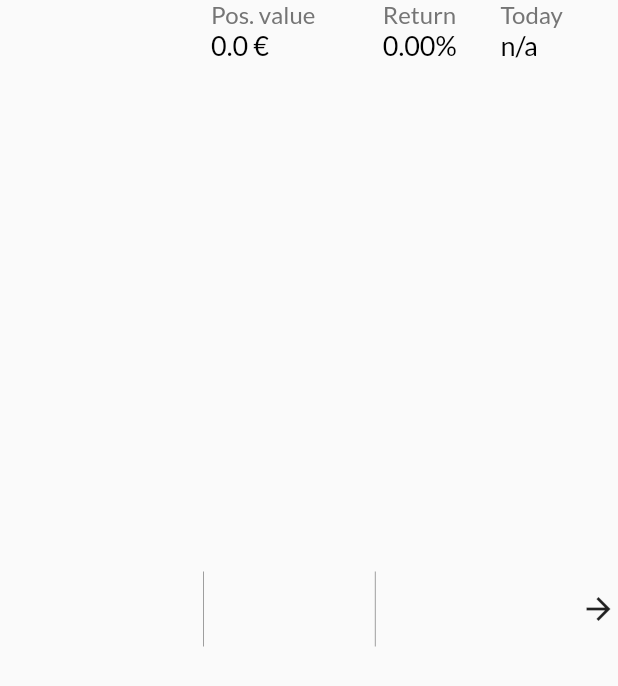
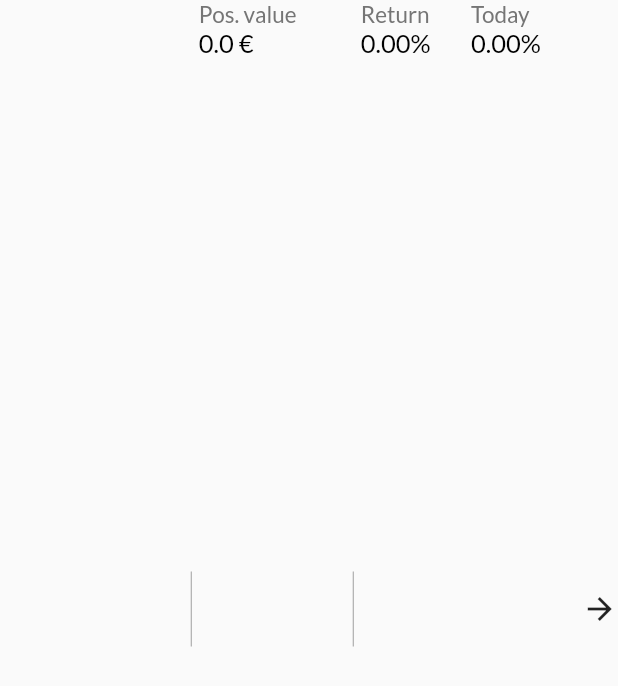
Before and after one commit to janevala/fa_bank, a Flutter app: the InvestmentItem widget shown alone on an empty page, opened directly with empty values, on a phone screen of 412 x 824 dp. Shown: the top 686 px of the screen. Run offline on Flutter 3.47's test engine with Material 2 defaults, Android fonts, the light colour scheme and no system bars; our stand-ins replace bloc, charts_flutter, dio, flutter_bloc, get_it, google_fonts and 2 more; accounts and stored records are empty; generated files the repository leaves out were written again.

Commit message:
last tuning before demo

```diff
--- a/lib/ui/investment_item.dart
+++ b/lib/ui/investment_item.dart
@@ -73,15 +73,17 @@ class InvestmentItem extends StatelessWidget {
               ),
             ),
             Expanded(
-                flex: 2,
+                flex: 3,
                 child: Column(
                   children: <Widget>[
                     _buildWidgetBodyText2(context, 'Today'),
-                    _buildWidgetHeadline6(context, 'n/a', Colors.black),
+                    _buildWidgetHeadline6(
+                        context,
+                        investment.changePercent.toStringAsFixed(2) + '%',
+                        Utils.getColor(investment.changePercent)),
                   ],
                 )),
             Expanded(
-              flex: 1,
               child: iconForwardPlatform,
             )
           ])
@@ -95,7 +97,7 @@ class InvestmentItem extends StatelessWidget {
         child: Text(
           text,
           style: Theme.of(context).textTheme.headline6.merge(
-                TextStyle(fontSize: 18, color: color),
+                TextStyle(fontSize: 17, color: color),
               ),
         ));
   }
@@ -106,7 +108,7 @@ class InvestmentItem extends StatelessWidget {
         child: Text(
           text,
           style: Theme.of(context).textTheme.bodyText2.merge(
-                TextStyle(fontSize: 16, color: Colors.grey[600]),
+                TextStyle(fontSize: 15, color: Colors.grey[600]),
               ),
         ));
   }
--- a/lib/utils/utils.dart
+++ b/lib/utils/utils.dart
@@ -1,5 +1,6 @@
 import 'dart:ui';
 
+import 'package:fa_bank/constants.dart';
 import 'package:flutter/material.dart';
 
 class Utils {
@@ -7,7 +8,7 @@ class Utils {
     if (d > 0)
       return Colors.green;
     else if (d < 0)
-      return Colors.red;
+      return Constants.faColorRed[900];
     else
       return Colors.black;
   }
```
Also changed, not shown: lib/ui/dashboard_screen.dart (+8 -8 lines), lib/ui/security_screen.dart (+50 -45 lines).
